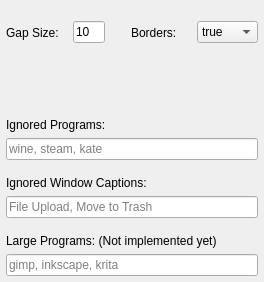
The window that contents/ui/config.ui (Jazqa/kwin-quarter-tiling) describes before a commit, drawn with Qt 5.
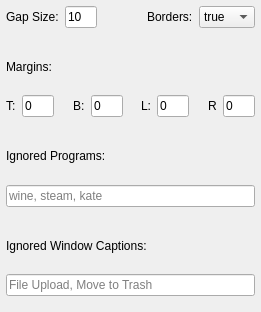
The same window after the commit.

```diff
--- a/contents/ui/config.ui
+++ b/contents/ui/config.ui
@@ -6,8 +6,8 @@
    <rect>
     <x>0</x>
     <y>0</y>
-    <width>264</width>
-    <height>282</height>
+    <width>261</width>
+    <height>312</height>
    </rect>
   </property>
   <property name="windowTitle">
@@ -63,12 +63,12 @@
      <item>
       <spacer name="verticalSpacer">
        <property name="orientation">
-        <enum>Qt::Vertical</enum>
+        <enum>Qt::Horizontal</enum>
        </property>
        <property name="sizeHint" stdset="0">
         <size>
-         <width>20</width>
-         <height>40</height>
+         <width>40</width>
+         <height>20</height>
         </size>
        </property>
       </spacer>
@@ -99,11 +99,157 @@
    <item>
     <spacer name="verticalSpacer_2">
      <property name="orientation">
-      <enum>Qt::Vertical</enum>
+      <enum>Qt::Horizontal</enum>
      </property>
      <property name="sizeHint" stdset="0">
       <size>
-       <width>20</width>
+       <width>40</width>
+       <height>10</height>
+      </size>
+     </property>
+    </spacer>
+   </item>
+   <item>
+    <widget class="QLabel" name="marginsLabel">
+     <property name="text">
+      <string>Margins:</string>
+     </property>
+    </widget>
+   </item>
+   <item>
+    <layout class="QHBoxLayout" name="horizontalLayout">
+     <property name="topMargin">
+      <number>0</number>
+     </property>
+     <item>
+      <widget class="QLabel" name="label">
+       <property name="text">
+        <string>T:</string>
+       </property>
+      </widget>
+     </item>
+     <item>
+      <widget class="QLineEdit" name="kcfg_mt">
+       <property name="maximumSize">
+        <size>
+         <width>32</width>
+         <height>16777215</height>
+        </size>
+       </property>
+       <property name="text">
+        <string>0</string>
+       </property>
+      </widget>
+     </item>
+     <item>
+      <spacer name="horizontalSpacer_3">
+       <property name="orientation">
+        <enum>Qt::Horizontal</enum>
+       </property>
+       <property name="sizeHint" stdset="0">
+        <size>
+         <width>5</width>
+         <height>20</height>
+        </size>
+       </property>
+      </spacer>
+     </item>
+     <item>
+      <widget class="QLabel" name="label_2">
+       <property name="text">
+        <string>B:</string>
+       </property>
+      </widget>
+     </item>
+     <item>
+      <widget class="QLineEdit" name="kcfg_mb">
+       <property name="maximumSize">
+        <size>
+         <width>32</width>
+         <height>16777215</height>
+        </size>
+       </property>
+       <property name="text">
+        <string>0</string>
+       </property>
+      </widget>
+     </item>
+     <item>
+      <spacer name="horizontalSpacer_4">
+       <property name="orientation">
+        <enum>Qt::Horizontal</enum>
+       </property>
+       <property name="sizeHint" stdset="0">
+        <size>
+         <width>5</width>
+         <height>20</height>
+        </size>
+       </property>
+      </spacer>
+     </item>
+     <item>
+      <widget class="QLabel" name="label_3">
+       <property name="text">
+        <string>L:</string>
+       </property>
+      </widget>
+     </item>
+     <item>
+      <widget class="QLineEdit" name="kcfg_ml">
+       <property name="maximumSize">
+        <size>
+         <width>32</width>
+         <height>16777215</height>
+        </size>
+       </property>
+       <property name="text">
+        <string>0</string>
+       </property>
+      </widget>
+     </item>
+     <item>
+      <spacer name="horizontalSpacer_5">
+       <property name="orientation">
+        <enum>Qt::Horizontal</enum>
+       </property>
+       <property name="sizeHint" stdset="0">
+        <size>
+         <width>5</width>
+         <height>20</height>
+        </size>
+       </property>
+      </spacer>
+     </item>
+     <item>
+      <widget class="QLabel" name="label_4">
+       <property name="text">
+        <string>R</string>
+       </property>
+      </widget>
+     </item>
+     <item>
+      <widget class="QLineEdit" name="kcfg_mr">
+       <property name="maximumSize">
+        <size>
+         <width>32</width>
+         <height>16777215</height>
+        </size>
+       </property>
+       <property name="text">
+        <string>0</string>
+       </property>
+      </widget>
+     </item>
+    </layout>
+   </item>
+   <item>
+    <spacer name="verticalSpacer_4">
+     <property name="orientation">
+      <enum>Qt::Horizontal</enum>
+     </property>
+     <property name="sizeHint" stdset="0">
+      <size>
+       <width>40</width>
        <height>10</height>
       </size>
      </property>
@@ -169,23 +315,6 @@
      </property>
     </spacer>
    </item>
-   <item>
-    <widget class="QLabel" name="largeProgramsLabel">
-     <property name="text">
-      <string>Large Programs: (Not implemented yet)</string>
-     </property>
-    </widget>
-   </item>
-   <item>
-    <widget class="QLineEdit" name="kcfg_largePrograms">
-     <property name="text">
-      <string/>
-     </property>
-     <property name="placeholderText">
-      <string>gimp, inkscape, krita</string>
-     </property>
-    </widget>
-   </item>
   </layout>
  </widget>
  <resources/>
```
